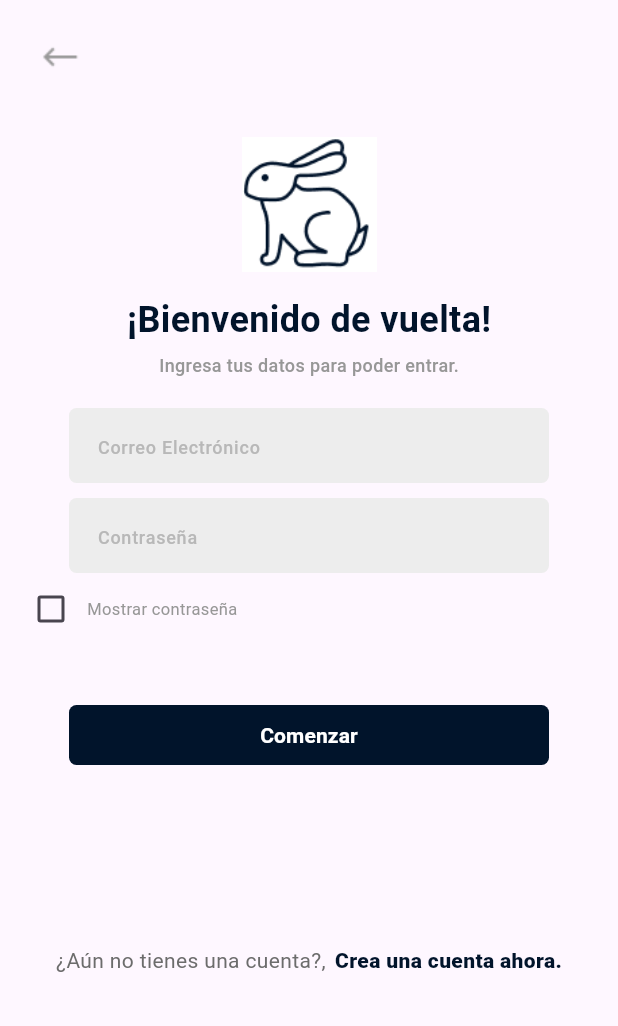
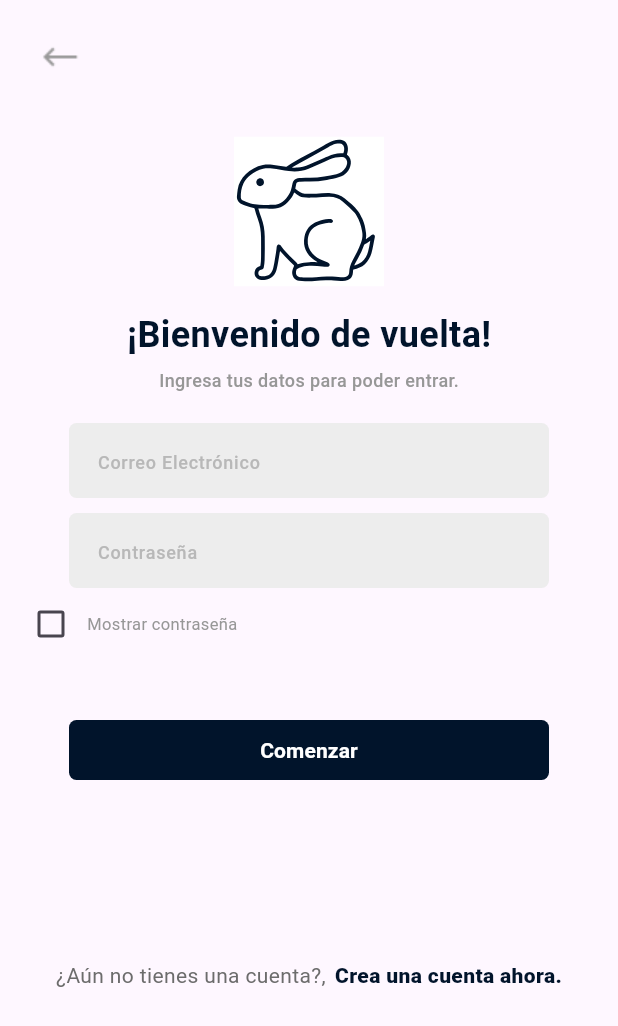
Before and after one commit to IsaiGonzalez08/RabbitGo, a Flutter app: the screen it shows after launch, after a tap on "Tengo una cuenta", on a phone screen of 412 x 824 dp. Shown: the top 1026 px of the screen. Run offline on Flutter 3.47's test engine with Material 3 defaults, Android fonts, the phone set to English and light mode, and no system bars; our stand-ins replace flutter_svg; project files that could hold a hidden picture were left out.

Commit message:
[ADD] new icons svg

```diff
--- a/lib/presentation/screen/login_screen.dart
+++ b/lib/presentation/screen/login_screen.dart
@@ -1,4 +1,5 @@
 import 'package:flutter/material.dart';
+import 'package:flutter_svg/svg.dart';
 import 'package:rabbit_go/presentation/screen/home_screen.dart';
 import 'package:rabbit_go/presentation/screen/login_signup_screen.dart';
 import 'package:rabbit_go/presentation/widgets/checkbox_widget.dart';
@@ -15,7 +16,6 @@ class MyLoginScreen extends StatefulWidget {
 }
 
 class _MyLoginScreenState extends State<MyLoginScreen> {
-
   @override
   Widget build(BuildContext context) {
     return MaterialApp(
@@ -45,10 +45,10 @@ class _MyLoginScreenState extends State<MyLoginScreen> {
                 const SizedBox(
                   height: 35,
                 ),
-                Image.asset(
-                  'assets/images/LoginLogo.png',
-                  width: 90,
-                  height: 90,
+                SvgPicture.asset(
+                  'assets/images/LoginLogo.svg',
+                  width: 100,
+                  height: 100,
                 ),
                 const SizedBox(height: 15),
                 const Text(
--- a/lib/presentation/screen/suscription_screen.dart
+++ b/lib/presentation/screen/suscription_screen.dart
@@ -1,4 +1,5 @@
 import 'package:flutter/material.dart';
+import 'package:flutter_svg/flutter_svg.dart';
 import 'package:rabbit_go/presentation/screen/configuration_screen.dart';
 import 'package:rabbit_go/presentation/widgets/custom_button_widget.dart';
 
@@ -41,7 +42,7 @@ class MySuscriptionScreen extends StatelessWidget {
             ),
             Column(
               children: [
-                Image.asset('assets/images/Logo.png'),
+                SvgPicture.asset('assets/images/Logo.svg'),
                 const SizedBox(
                   height: 10,
                 ),
```
Also changed, not shown: lib/presentation/screen/home_screen.dart (+11 -1 lines), lib/presentation/widgets/tapbar_widget.dart (+6 -6 lines), pubspec.yaml (+8 -8 lines), assets/images/LoginLogo.png (deleted), assets/images/LoginLogo.svg (added), assets/images/Logo.png (deleted), assets/images/Logo.svg (added), assets/images/home.png (deleted), assets/images/home.svg (added), assets/images/homewhite.png (deleted), assets/images/homewhite.svg (added), assets/images/love.png (deleted), assets/images/love.svg (added), assets/images/marker.png (deleted), 4 more files.
